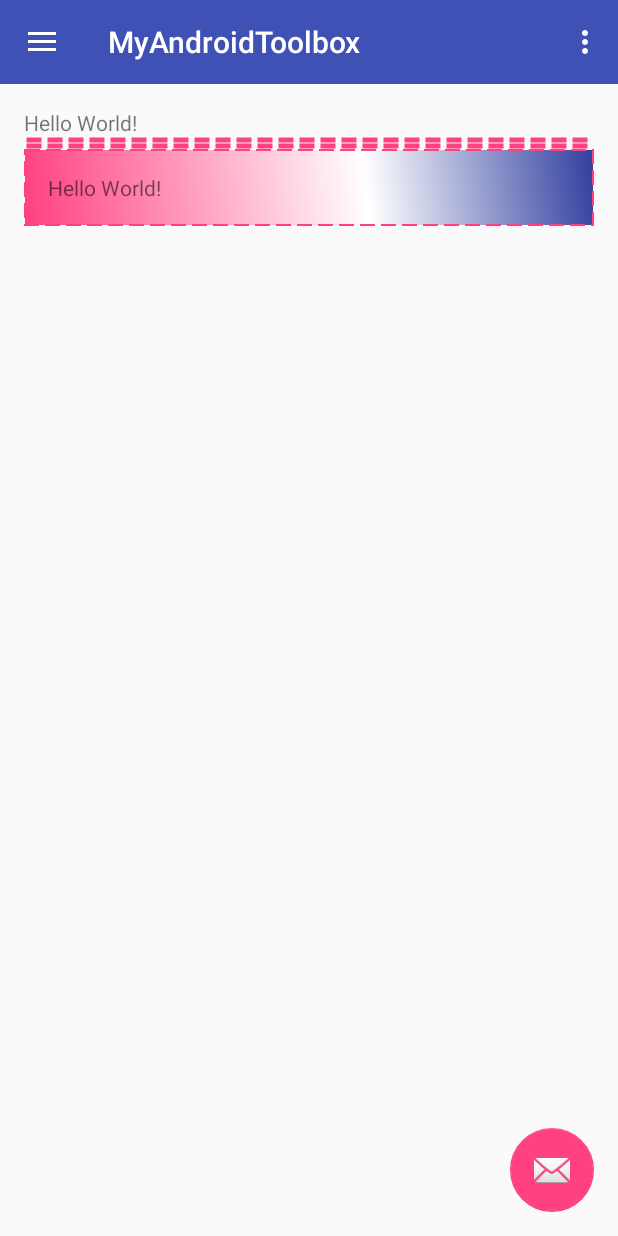
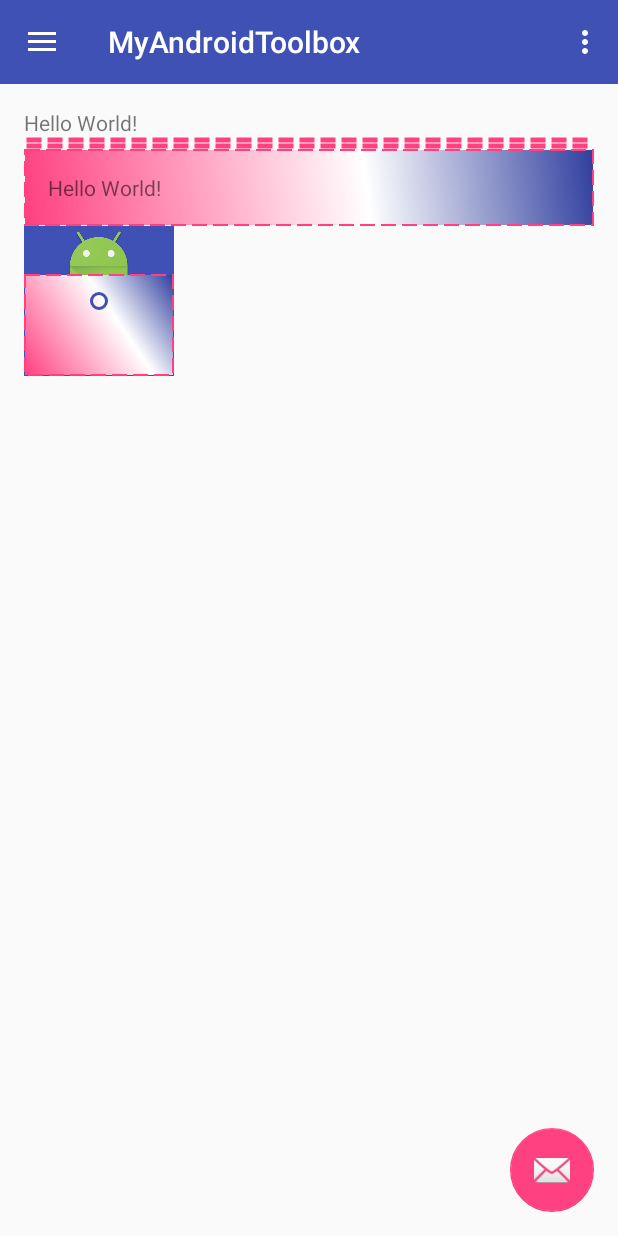
Before and after one commit to blackfrogxxoo/MyAndroidToolbox, an Android app: the screen it shows after launch (MainActivity), on a phone screen of 412 x 824 dp. Run offline under Robolectric (Android 15) with nearby library versions, the light colour scheme and no system bars.

Commit message:
layer-list drawable sample.

```diff
--- /dev/null
+++ b/app/src/main/res/drawable/sample_layer.xml
@@ -0,0 +1,23 @@
+<?xml version="1.0" encoding="utf-8"?>
+<layer-list xmlns:android="http://schemas.android.com/apk/res/android"> <!-- 形状：rectangle/oval/line/ring -->
+    <!-- shape为ling或ring时必须指定stroke -->
+    <!-- dashWidth与dashGap分别指虚线的实线和空隙宽度 -->
+    <item android:drawable="@color/colorPrimary"/>
+    <item android:drawable="@drawable/sample_bitmap" />
+    <item android:drawable="@drawable/sample_shape_rectangle"
+        android:top="@dimen/margin_large">
+    </item>
+    <item android:top="@dimen/activity_horizontal_margin"
+        android:bottom="@dimen/activity_horizontal_margin"
+        android:right="@dimen/activity_horizontal_margin"
+        android:left="@dimen/activity_horizontal_margin">
+        <shape android:shape="ring"
+            android:innerRadius="4dp"
+            android:thickness="2dp"
+            android:innerRadiusRatio="9"
+            android:thicknessRatio="3"
+            android:useLevel="false">
+            <solid android:color="@color/colorPrimary" />
+        </shape>
+    </item>
+</layer-list>
--- a/app/src/main/res/layout/content_main.xml
+++ b/app/src/main/res/layout/content_main.xml
@@ -36,4 +36,8 @@
             android:layout_height="wrap_content"
             android:text="Hello World!" />
     </LinearLayout>
+    <View
+        android:layout_width="100dp"
+        android:layout_height="100dp"
+        android:background="@drawable/sample_layer" />
 </LinearLayout>
--- a/app/src/main/res/values/dimens.xml
+++ b/app/src/main/res/values/dimens.xml
@@ -6,4 +6,6 @@
     <dimen name="activity_horizontal_margin">16dp</dimen>
     <dimen name="activity_vertical_margin">16dp</dimen>
     <dimen name="fab_margin">16dp</dimen>
+    <dimen name="margin_huge">64dp</dimen>
+    <dimen name="margin_large">32dp</dimen>
 </resources>
```
